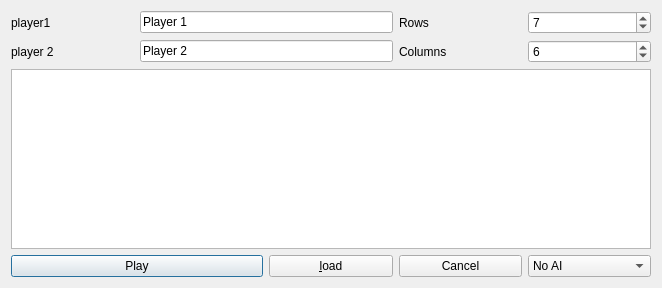
The window that dialog.ui (thnake/cfgame) describes before a commit, drawn with Qt 5.
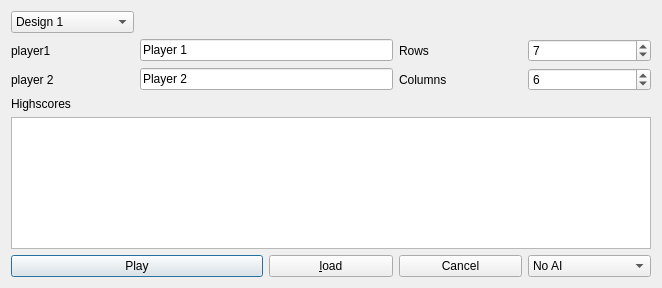
The same window after the commit.

Commit message: design anfänge

What changed in the file:
```diff
--- a/dialog.ui
+++ b/dialog.ui
@@ -17,27 +17,46 @@
    <item row="0" column="0">
     <layout class="QGridLayout" name="gridLayout">
      <item row="0" column="0">
+      <widget class="QComboBox" name="cbxDesign">
+       <item>
+        <property name="text">
+         <string>Design 1</string>
+        </property>
+       </item>
+       <item>
+        <property name="text">
+         <string>Design 2</string>
+        </property>
+       </item>
+       <item>
+        <property name="text">
+         <string>Design 3</string>
+        </property>
+       </item>
+      </widget>
+     </item>
+     <item row="1" column="0">
       <widget class="QLabel" name="label">
        <property name="text">
         <string>player1</string>
        </property>
       </widget>
      </item>
-     <item row="0" column="1" colspan="2">
+     <item row="1" column="1" colspan="2">
       <widget class="QLineEdit" name="lePlayer1">
        <property name="text">
         <string>Player 1</string>
        </property>
       </widget>
      </item>
-     <item row="0" column="3">
+     <item row="1" column="3">
       <widget class="QLabel" name="label_3">
        <property name="text">
         <string>Rows</string>
        </property>
       </widget>
      </item>
-     <item row="0" column="4">
+     <item row="1" column="4">
       <widget class="QSpinBox" name="sboxRows">
        <property name="minimum">
         <number>5</number>
@@ -50,28 +69,28 @@
        </property>
       </widget>
      </item>
-     <item row="1" column="0">
+     <item row="3" column="0">
       <widget class="QLabel" name="label_2">
        <property name="text">
         <string>player 2</string>
        </property>
       </widget>
      </item>
-     <item row="1" column="1" colspan="2">
+     <item row="3" column="1" colspan="2">
       <widget class="QLineEdit" name="lePlayer2">
        <property name="text">
         <string>Player 2</string>
        </property>
       </widget>
      </item>
-     <item row="1" column="3">
+     <item row="3" column="3">
       <widget class="QLabel" name="label_4">
        <property name="text">
         <string>Columns</string>
        </property>
       </widget>
      </item>
-     <item row="1" column="4">
+     <item row="3" column="4">
       <widget class="QSpinBox" name="sboxColumns">
        <property name="minimum">
         <number>5</number>
@@ -84,31 +103,31 @@
        </property>
       </widget>
      </item>
-     <item row="2" column="0" colspan="5">
+     <item row="5" column="0" colspan="5">
       <widget class="QTableView" name="tableView"/>
      </item>
-     <item row="3" column="0" colspan="2">
+     <item row="6" column="0" colspan="2">
       <widget class="QPushButton" name="btnPlay">
        <property name="text">
         <string>Play</string>
        </property>
       </widget>
      </item>
-     <item row="3" column="2">
+     <item row="6" column="2">
       <widget class="QPushButton" name="btnLoad">
        <property name="text">
         <string>&amp;load</string>
        </property>
       </widget>
      </item>
-     <item row="3" column="3">
+     <item row="6" column="3">
       <widget class="QPushButton" name="btnCancel">
        <property name="text">
         <string>Cancel</string>
        </property>
       </widget>
      </item>
-     <item row="3" column="4">
+     <item row="6" column="4">
       <widget class="QComboBox" name="cbxDifficulty">
        <item>
         <property name="text">
@@ -132,6 +151,13 @@
        </item>
       </widget>
      </item>
+     <item row="4" column="0">
+      <widget class="QLabel" name="label_5">
+       <property name="text">
+        <string>Highscores</string>
+       </property>
+      </widget>
+     </item>
     </layout>
    </item>
   </layout>
```
The commit also changes 11 other files.
